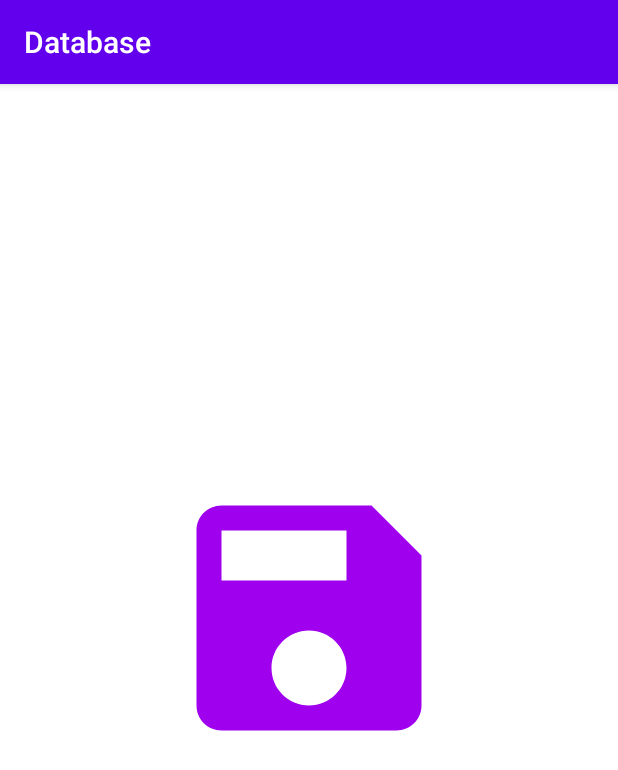
After one commit to FigueroaSergio/appAccounting, an Android app: the splashScreen screen opened directly, with no data from a screen before it, on a phone screen of 412 x 824 dp. The commit adds this screen. Shown: the top 770 px of the screen. Run offline under Robolectric (Android 15) with nearby library versions, the phone set to English and light mode, and no system bars.

Commit message:
splash Screen

```diff
--- a/app/src/main/AndroidManifest.xml
+++ b/app/src/main/AndroidManifest.xml
@@ -9,8 +9,9 @@
         android:roundIcon="@mipmap/ic_launcher_round"
         android:supportsRtl="true"
         android:theme="@style/AppTheme">
-        <activity android:name=".ListExpenses"></activity>
-        <activity android:name=".MainActivity">
+        <activity android:name=".MainActivity"></activity>
+        <activity android:name=".ListExpenses" />
+        <activity android:name=".splashScreen" android:theme="@style/SplashScreen">
             <intent-filter>
                 <action android:name="android.intent.action.MAIN" />
 
--- /dev/null
+++ b/app/src/main/java/myaplicacion/com/database/splashScreen.kt
@@ -0,0 +1,13 @@
+package myaplicacion.com.database
+
+import android.content.Intent
+import androidx.appcompat.app.AppCompatActivity
+import android.os.Bundle
+
+class splashScreen : AppCompatActivity() {
+    override fun onCreate(savedInstanceState: Bundle?) {
+        super.onCreate(savedInstanceState)
+        setContentView(R.layout.activity_splash_screen)
+        startActivity(Intent(this,MainActivity::class.java))
+    }
+}
--- /dev/null
+++ b/app/src/main/res/drawable/ic_baseline_save_24.xml
@@ -0,0 +1,5 @@
+<vector android:height="200dp" android:tint="#9F00EE"
+    android:viewportHeight="24" android:viewportWidth="24"
+    android:width="200dp" xmlns:android="http://schemas.android.com/apk/res/android">
+    <path android:fillColor="@android:color/white" android:pathData="M17,3L5,3c-1.11,0 -2,0.9 -2,2v14c0,1.1 0.89,2 2,2h14c1.1,0 2,-0.9 2,-2L21,7l-4,-4zM12,19c-1.66,0 -3,-1.34 -3,-3s1.34,-3 3,-3 3,1.34 3,3 -1.34,3 -3,3zM15,9L5,9L5,5h10v4z"/>
+</vector>
--- /dev/null
+++ b/app/src/main/res/drawable/splash_screen.xml
@@ -0,0 +1,10 @@
+<?xml version="1.0" encoding="utf-8"?>
+<layer-list xmlns:android="http://schemas.android.com/apk/res/android">
+<item android:drawable="@android:color/white"/>
+    <item android:drawable="@drawable/ic_baseline_save_24"
+        android:width="200dp"
+        android:height="200dp"
+        android:gravity="center"/>
+
+
+</layer-list>
--- a/app/src/main/res/layout/activity_main.xml
+++ b/app/src/main/res/layout/activity_main.xml
@@ -15,7 +15,7 @@
         android:id="@+id/plh_description"
         android:layout_width="wrap_content"
         android:layout_height="wrap_content"
-        android:maxLength="20"
+        android:maxLength="12"
         android:singleLine="true"
         android:imeOptions="actionNext"
         android:nextFocusForward="@id/plh_value"
@@ -30,7 +30,7 @@
         android:focusable="true"
 
         android:hint="How much did you spen?"
-        android:maxLength="60"
+        android:maxLength="12"
         android:inputType="number"
         android:layout_marginTop="20dp"/>
     <Button
--- /dev/null
+++ b/app/src/main/res/layout/activity_splash_screen.xml
@@ -0,0 +1,10 @@
+<?xml version="1.0" encoding="utf-8"?>
+<androidx.constraintlayout.widget.ConstraintLayout xmlns:android="http://schemas.android.com/apk/res/android"
+    xmlns:app="http://schemas.android.com/apk/res-auto"
+    xmlns:tools="http://schemas.android.com/tools"
+    android:layout_width="match_parent"
+    android:layout_height="match_parent"
+    tools:context=".splashScreen">
+
+
+</androidx.constraintlayout.widget.ConstraintLayout>
--- a/app/src/main/res/values/styles.xml
+++ b/app/src/main/res/values/styles.xml
@@ -1,4 +1,4 @@
-<resources>
+<resources xmlns:tools="http://schemas.android.com/tools">
     <!-- Base application theme. -->
     <style name="AppTheme" parent="Theme.AppCompat.Light.DarkActionBar">
         <!-- Customize your theme here. -->
@@ -41,4 +41,9 @@
     <style name="Theme_Dialog_Transparent" parent="Theme.AppCompat.Dialog">
         <item name="android:windowBackground">@android:color/transparent</item>
     </style>
+    <style name="SplashScreen" parent="AppTheme">
+        <item name="android:statusBarColor" tools:targetApi="21">@android:color/white</item>
+        <item name="android:windowLightStatusBar" tools:targetApi="23">true</item>
+        <item name="android:windowBackground">@drawable/splash_screen</item>
+    </style>
 </resources>
```
